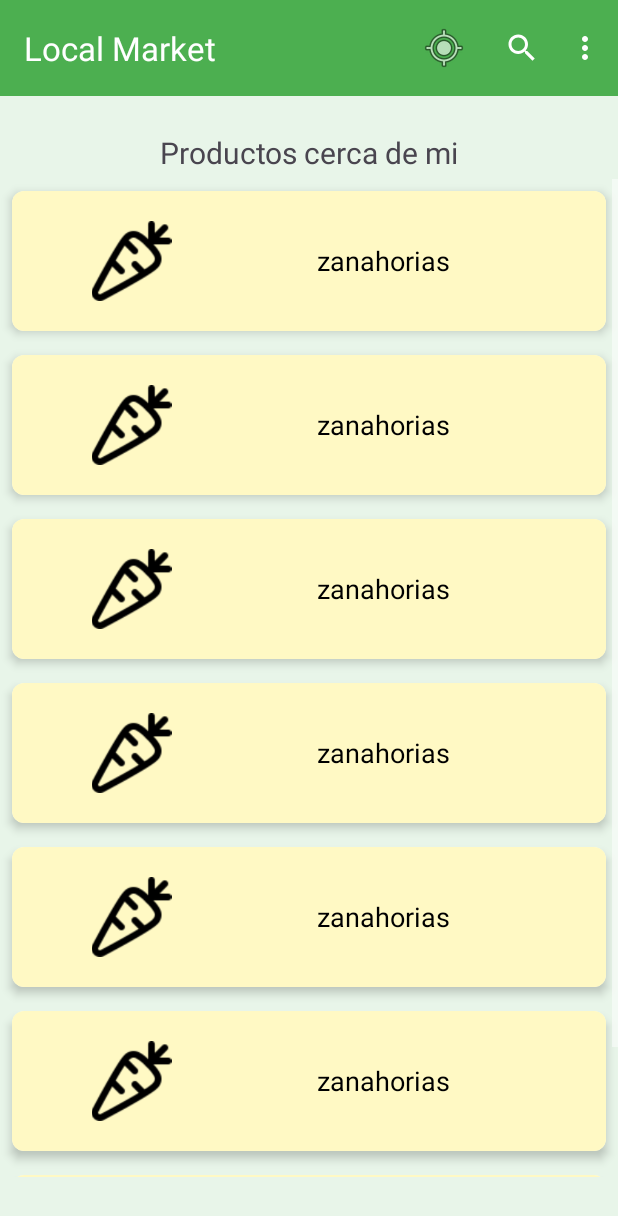
After one commit to Kikaikum/LocalMarket, an Android app: the ActivityUserLobby screen opened directly, with no data from a screen before it, on a phone screen of 412 x 824 dp. The commit adds this screen. Shown: the top 1216 px of the screen. Run offline under Robolectric (Android 15) with nearby library versions, the phone set to English and light mode, and no system bars.

Commit message:
Implementación de la lobby de usuario comprador con ejemplo de menuHeader y reciclerView de productos.

```diff
--- a/Frontend/app/build.gradle.kts
+++ b/Frontend/app/build.gradle.kts
@@ -35,6 +35,7 @@ dependencies {
     implementation(libs.material)
     implementation(libs.activity)
     implementation(libs.constraintlayout)
+    implementation ("androidx.cardview:cardview:1.0.0")
     implementation("com.squareup.retrofit2:retrofit:2.9.0")
     implementation("com.squareup.retrofit2:converter-gson:2.9.0")
     implementation("com.squareup.okhttp3:logging-interceptor:4.9.0")
--- a/Frontend/app/src/main/AndroidManifest.xml
+++ b/Frontend/app/src/main/AndroidManifest.xml
@@ -15,6 +15,9 @@
         android:theme="@style/NoStyle"
         tools:targetApi="31">
         <activity
+            android:name=".ActivityUserLobby"
+            android:exported="false" />
+        <activity
             android:name=".EditProfileActivity"
             android:exported="false" />
         <activity
--- /dev/null
+++ b/Frontend/app/src/main/java/com/example/localmarket/ActivityUserLobby.java
@@ -0,0 +1,78 @@
+package com.example.localmarket;
+
+import android.os.Bundle;
+import android.view.Menu;
+import android.view.MenuItem;
+import android.widget.Toast;
+
+import androidx.annotation.NonNull;
+import androidx.appcompat.app.AppCompatActivity;
+import androidx.appcompat.widget.Toolbar;
+import androidx.recyclerview.widget.LinearLayoutManager;
+import androidx.recyclerview.widget.RecyclerView;
+
+import com.example.localmarket.utils.ProductAdapter;
+
+import java.util.ArrayList;
+import java.util.List;
+
+public class ActivityUserLobby extends AppCompatActivity {
+
+    private RecyclerView recyclerView;
+    private ProductAdapter adapter;
+    private List<Product> productList;
+
+    @Override
+    protected void onCreate(Bundle savedInstanceState) {
+        super.onCreate(savedInstanceState);
+        setContentView(R.layout.activity_user_lobby);
+
+        Toolbar toolbar = findViewById(R.id.toolbar);
+        setSupportActionBar(toolbar);
+
+        // Obtener la lista de productos
+        productList = getProductList();
+        recyclerView = findViewById(R.id.recyclerViewProducts);
+        recyclerView.setLayoutManager(new LinearLayoutManager(this));
+        adapter = new ProductAdapter(productList);
+        recyclerView.setAdapter(adapter);
+    }
+
+
+
+    @Override
+    public boolean onCreateOptionsMenu(Menu menu) {
+        getMenuInflater().inflate(R.menu.bottom_nav_menu, menu);
+        return true;
+    }
+
+    @Override
+    public boolean onOptionsItemSelected(MenuItem item) {
+        int id = item.getItemId();
+
+        // Manejar eventos de clic para cada elemento del menú
+        if (id == R.id.nav_profile) {
+            // Lógica para manejar el clic en el elemento "Perfil"
+            return true;
+        } else if (id == R.id.nav_logout) {
+            // Lógica para manejar el clic en el elemento "Cerrar sesión"
+            return true;
+        }
+
+        return super.onOptionsItemSelected(item);
+    }
+    private List<Product> getProductList() {
+        List<Product> productList = new ArrayList<>();
+        productList.add(new Product(R.drawable.carrot_18,"zanahorias"));
+        productList.add(new Product(R.drawable.carrot_18,"zanahorias"));
+        productList.add(new Product(R.drawable.carrot_18,"zanahorias"));
+        productList.add(new Product(R.drawable.carrot_18,"zanahorias"));
+        productList.add(new Product(R.drawable.carrot_18,"zanahorias"));
+        productList.add(new Product(R.drawable.carrot_18,"zanahorias"));
+        productList.add(new Product(R.drawable.carrot_18,"zanahorias"));
+        productList.add(new Product(R.drawable.carrot_18,"zanahorias"));
+
+        // Agregar más productos según sea necesario
+        return productList;
+    }
+}
--- a/Frontend/app/src/main/java/com/example/localmarket/MainActivity.java
+++ b/Frontend/app/src/main/java/com/example/localmarket/MainActivity.java
@@ -1,10 +1,13 @@
 package com.example.localmarket;
 
+import android.content.Intent;
 import android.os.Bundle;
 import androidx.appcompat.app.AppCompatActivity;
 import androidx.fragment.app.Fragment;
 import androidx.fragment.app.FragmentManager;
 import androidx.fragment.app.FragmentTransaction;
+
+import com.example.localmarket.model.SessionManager;
 
 public class MainActivity extends AppCompatActivity {
 
@@ -22,9 +25,14 @@ public class MainActivity extends AppCompatActivity {
         if (!sessionManager.isLoggedIn()) {
             // Si no hay sesión, muestra el LoginFragment
             openFragment(new LoginFragment());
+        } else if (sessionManager.isLoggedIn() && !sessionManager.isVendor()){
+            // Si hay una sesión, procede con la actividad principal o muestra otro fragmento
+            Intent intent = new Intent(MainActivity.this, ActivityUserLobby.class);
+            startActivity(intent);
         } else {
-            // Si hay una sesión, procede con la actividad principal o muestra otro fragmento
-            // Ejemplo: openFragment(new HomeFragment());
+            //todo: Ainoha aqui tienes el huequito donde podras invocar tu Activity de campesino
+            //Ex: Intent intent = new Intent (MainActivity.this, ActivityVendorLobby.class);
+            //startActuvity(intent);
         }
     }
 
--- /dev/null
+++ b/Frontend/app/src/main/java/com/example/localmarket/Product.java
@@ -0,0 +1,27 @@
+package com.example.localmarket;
+
+public class Product {
+    private int imageId;
+    private String name;
+
+    public Product(int imageId, String name) {
+        this.imageId = imageId;
+        this.name = name;
+    }
+
+    public int getImageId() {
+        return imageId;
+    }
+
+    public void setImageId(int imageId) {
+        this.imageId = imageId;
+    }
+
+    public String getName() {
+        return name;
+    }
+
+    public void setName(String name) {
+        this.name = name;
+    }
+}
--- a/Frontend/app/src/main/java/com/example/localmarket/SessionManager.java
+++ /dev/null
@@ -1,10 +0,0 @@
-package com.example.localmarket;
-
-public class SessionManager {
-    public SessionManager(MainActivity mainActivity) {
-    }
-
-    public boolean isLoggedIn() {
-        return false;
-    }
-}
--- /dev/null
+++ b/Frontend/app/src/main/java/com/example/localmarket/model/SessionManager.java
@@ -0,0 +1,16 @@
+package com.example.localmarket.model;
+
+import com.example.localmarket.MainActivity;
+
+public class SessionManager {
+    public SessionManager(MainActivity mainActivity) {
+    }
+
+
+    public boolean isLoggedIn() {
+        return true;
+    }
+    public boolean isVendor(){
+        return true;
+    }
+}
--- /dev/null
+++ b/Frontend/app/src/main/java/com/example/localmarket/utils/ProductAdapter.java
@@ -0,0 +1,58 @@
+package com.example.localmarket.utils;
+
+import android.view.LayoutInflater;
+import android.view.View;
+import android.view.ViewGroup;
+import android.widget.ImageView;
+import android.widget.TextView;
+import java.util.List;
+import androidx.annotation.NonNull;
+import androidx.recyclerview.widget.RecyclerView;
+
+import com.example.localmarket.Product;
+import com.example.localmarket.R;
+
+public class ProductAdapter extends RecyclerView.Adapter<ProductAdapter.ProductViewHolder> {
+
+    private List<Product> productList;
+
+    public ProductAdapter(List<Product> productList) {
+        this.productList = productList;
+    }
+
+    @NonNull
+    @Override
+    public ProductViewHolder onCreateViewHolder(@NonNull ViewGroup parent, int viewType) {
+        View view = LayoutInflater.from(parent.getContext()).inflate(R.layout.card_product, parent, false);
+        return new ProductViewHolder(view);
+    }
+
+    @Override
+    public void onBindViewHolder(@NonNull ProductViewHolder holder, int position) {
+        Product product = productList.get(position);
+        holder.bind(product);
+    }
+
+    @Override
+    public int getItemCount() {
+        return productList.size();
+    }
+
+    public static class ProductViewHolder extends RecyclerView.ViewHolder {
+
+        private TextView textProductName;
+        private ImageView imageViewProduct;
+
+        public ProductViewHolder(@NonNull View itemView) {
+            super(itemView);
+            textProductName = itemView.findViewById(R.id.textViewProductName);
+            imageViewProduct = itemView.findViewById(R.id.imageProduct);
+        }
+
+        public void bind(Product product) {
+            textProductName.setText(product.getName());
+            // Asignar la imagen al ImageView
+            imageViewProduct.setImageResource(product.getImageId());
+        }
+    }
+}
--- /dev/null
+++ b/Frontend/app/src/main/res/layout/activity_user_lobby.xml
@@ -0,0 +1,50 @@
+<?xml version="1.0" encoding="utf-8"?>
+<androidx.constraintlayout.widget.ConstraintLayout xmlns:android="http://schemas.android.com/apk/res/android"
+    xmlns:app="http://schemas.android.com/apk/res-auto"
+    xmlns:tools="http://schemas.android.com/tools"
+    android:id="@+id/main"
+    android:layout_width="match_parent"
+    android:layout_height="match_parent"
+    android:background="@color/soft_green"
+    tools:context=".ActivityUserLobby"
+    android:theme="@style/Base.Theme.LocalMarket">
+
+    <androidx.appcompat.widget.Toolbar
+        android:id="@+id/toolbar"
+        android:layout_width="match_parent"
+        android:layout_height="?attr/actionBarSize"
+        android:background="?attr/colorPrimary"
+        android:elevation="4dp"
+        app:layout_constraintTop_toTopOf="parent"
+        app:title="@string/app_name"
+        app:titleTextColor="@color/white"
+        app:subtitleTextColor="@color/white"
+        app:popupTheme="@style/ThemeOverlay.AppCompat.Light" />
+
+    <ScrollView
+        android:layout_width="match_parent"
+        android:layout_height="665dp"
+        android:layout_marginTop="4dp"
+        app:layout_constraintTop_toBottomOf="@+id/textview_products_near"
+        tools:layout_editor_absoluteX="-32dp">
+
+
+        <androidx.recyclerview.widget.RecyclerView
+            android:id="@+id/recyclerViewProducts"
+            android:layout_width="match_parent"
+            android:layout_height="wrap_content" />
+
+    </ScrollView>
+
+    <TextView
+        android:id="@+id/textview_products_near"
+        android:layout_width="wrap_content"
+        android:layout_height="wrap_content"
+        android:layout_marginTop="24dp"
+        android:text="@string/product_near"
+        android:textSize="20dp"
+        app:layout_constraintEnd_toEndOf="parent"
+        app:layout_constraintStart_toStartOf="parent"
+        app:layout_constraintTop_toBottomOf="@+id/toolbar" />
+
+</androidx.constraintlayout.widget.ConstraintLayout>
--- /dev/null
+++ b/Frontend/app/src/main/res/layout/card_product.xml
@@ -0,0 +1,47 @@
+<?xml version="1.0" encoding="utf-8"?>
+<androidx.cardview.widget.CardView xmlns:android="http://schemas.android.com/apk/res/android"
+    xmlns:app="http://schemas.android.com/apk/res-auto"
+    android:layout_width="match_parent"
+    android:layout_height="wrap_content"
+    android:layout_margin="8dp"
+    app:cardCornerRadius="8dp"
+    app:cardElevation="4dp">
+
+<androidx.constraintlayout.widget.ConstraintLayout xmlns:android="http://schemas.android.com/apk/res/android"
+    xmlns:app="http://schemas.android.com/apk/res-auto"
+    xmlns:tools="http://schemas.android.com/tools"
+    android:layout_width="match_parent"
+    android:layout_height="wrap_content"
+    android:background="@color/accent_light"
+    >
+
+
+    <ImageView
+        android:id="@+id/imageProduct"
+        android:layout_width="54dp"
+        android:layout_height="53dp"
+        android:layout_marginStart="16dp"
+        android:layout_marginTop="20dp"
+        android:layout_marginBottom="20dp"
+        app:layout_constraintBottom_toBottomOf="parent"
+        app:layout_constraintEnd_toEndOf="parent"
+        app:layout_constraintHorizontal_bias="0.112"
+        app:layout_constraintStart_toStartOf="parent"
+        app:layout_constraintTop_toTopOf="parent"
+        app:layout_constraintVertical_bias="0.0"
+        tools:srcCompat="@drawable/carrot_18" />
+
+    <TextView
+        android:id="@+id/textViewProductName"
+        android:layout_width="wrap_content"
+        android:layout_height="wrap_content"
+        android:layout_marginEnd="104dp"
+        android:text="TextView"
+        android:textColor="@color/black"
+        android:textSize="18dp"
+        app:layout_constraintBottom_toBottomOf="@+id/imageProduct"
+        app:layout_constraintEnd_toEndOf="parent"
+        app:layout_constraintTop_toTopOf="@+id/imageProduct"
+        app:layout_constraintVertical_bias="0.482" />
+</androidx.constraintlayout.widget.ConstraintLayout>
+</androidx.cardview.widget.CardView>
--- /dev/null
+++ b/Frontend/app/src/main/res/menu/bottom_nav_menu.xml
@@ -0,0 +1,26 @@
+<?xml version="1.0" encoding="utf-8"?>
+<menu xmlns:app="http://schemas.android.com/apk/res-auto"
+    xmlns:android="http://schemas.android.com/apk/res/android">
+
+    <item
+        android:id="@+id/gps_options"
+        android:icon="@android:drawable/ic_menu_mylocation"
+        android:title="map"
+        app:showAsAction="always" />
+    <item
+        android:id="@+id/app_bar_search"
+        android:icon="@android:drawable/ic_menu_search"
+        android:title="Search"
+        app:actionViewClass="android.widget.SearchView"
+        app:showAsAction="always"
+        />
+
+    <item
+        android:id="@+id/nav_profile"
+        android:title="Perfil"
+        />
+
+    <item
+        android:id="@+id/nav_logout"
+        android:title="Cerrar sesión" />
+</menu>
--- a/Frontend/app/src/main/res/values/colors.xml
+++ b/Frontend/app/src/main/res/values/colors.xml
@@ -5,6 +5,7 @@
     <color name="primary">#4CAF50</color>
     <color name="primary_light">#81C784</color>
     <color name="accent">#FFC107</color>
+    <color name="accent_light">#FFF9C4</color>
     <color name="primary_text">#212121</color>
     <color name="secondary_text">#757575</color>
     <color name="soft_green">#E8F5E9</color>
--- a/Frontend/app/src/main/res/values/strings.xml
+++ b/Frontend/app/src/main/res/values/strings.xml
@@ -27,5 +27,8 @@
     <string name="message_empty_fields">Por favor, complete todos los campos.</string>
     <string name="vendedor">Vendedor\n</string>
 
+    <!-- productos -->
+    <string name="product_near">Productos cerca de mi</string>
+
 
 </resources>
--- a/Frontend/app/src/main/res/values/themes.xml
+++ b/Frontend/app/src/main/res/values/themes.xml
@@ -4,7 +4,7 @@
         <item name="colorPrimary">@color/primary</item>
         <item name="colorAccent">@color/accent</item>
         <item name="android:textColorPrimary">@color/primary_text</item>
-        <item name="android:textColorSecondary">@color/secondary_text</item>
+        <item name="android:textColorSecondary">@color/white</item>
 
     </style>
    <style name="MyButtonStyle" parent="Theme.LocalMarket">
```
Also changed, not shown: Frontend/app/src/main/res/drawable/carrot_18.png (added).
